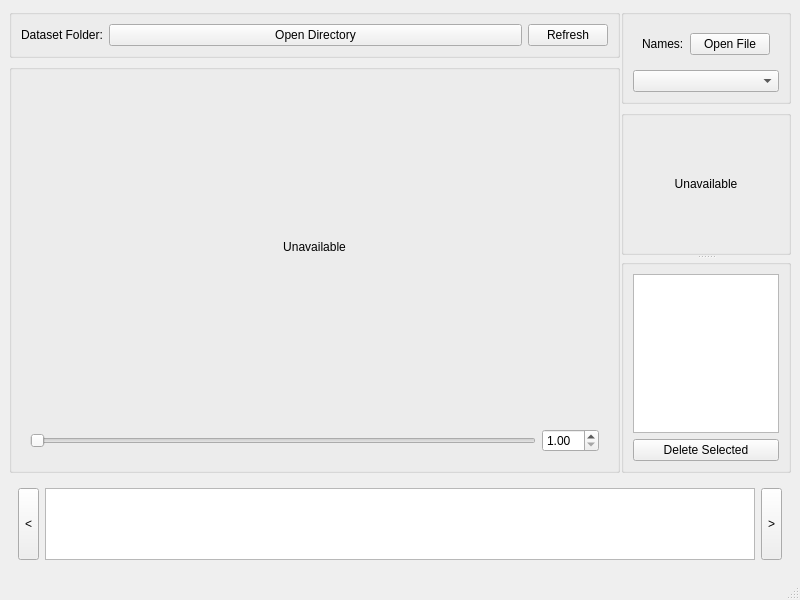
The window that util/ical_mark/icalmark.ui (jamesljlster/ican_mark) describes before a commit, drawn with Qt 5.
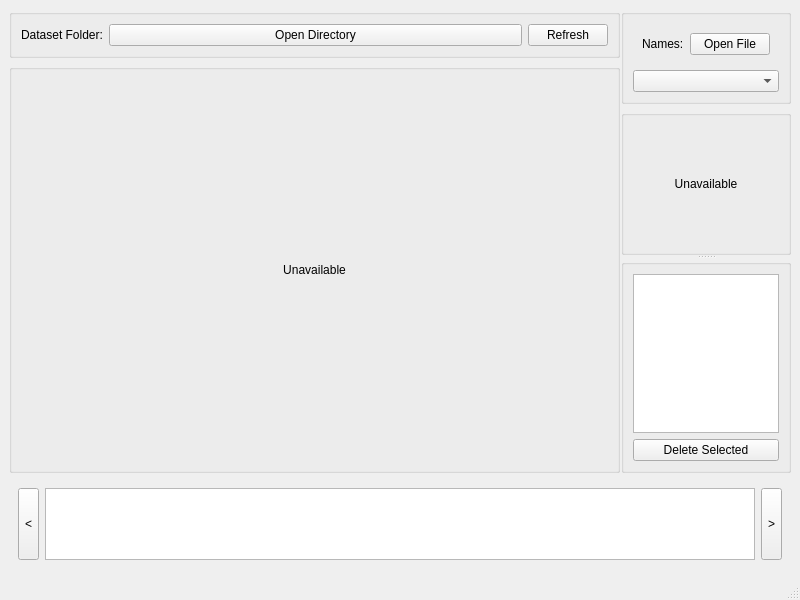
The same window after the commit. Custom widgets are drawn as their Qt base class.

Commit message: Remove scaling widget. Reduce custom signal handler by connect()

The edit to the form file:
```diff
--- a/util/ical_mark/icalmark.ui
+++ b/util/ical_mark/icalmark.ui
@@ -150,38 +150,6 @@
              </widget>
             </widget>
            </item>
-           <item row="1" column="0">
-            <widget class="QWidget" name="widget_4" native="true">
-             <layout class="QHBoxLayout" name="horizontalLayout">
-              <item>
-               <widget class="QSlider" name="scaleRatioSlider">
-                <property name="minimum">
-                 <number>10</number>
-                </property>
-                <property name="maximum">
-                 <number>100</number>
-                </property>
-                <property name="orientation">
-                 <enum>Qt::Horizontal</enum>
-                </property>
-               </widget>
-              </item>
-              <item>
-               <widget class="QDoubleSpinBox" name="scaleRatio">
-                <property name="minimum">
-                 <double>1.000000000000000</double>
-                </property>
-                <property name="maximum">
-                 <double>10.000000000000000</double>
-                </property>
-                <property name="singleStep">
-                 <double>0.100000000000000</double>
-                </property>
-               </widget>
-              </item>
-             </layout>
-            </widget>
-           </item>
           </layout>
          </widget>
         </item>
```
The commit also changes 2 other files.
